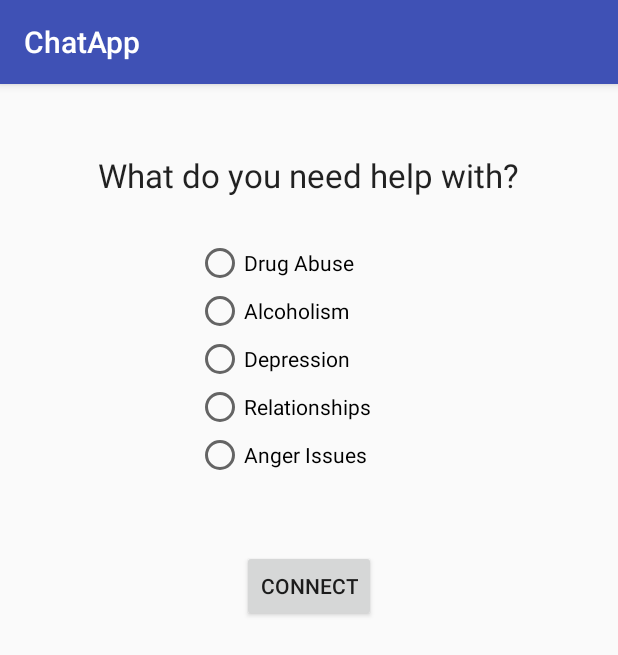
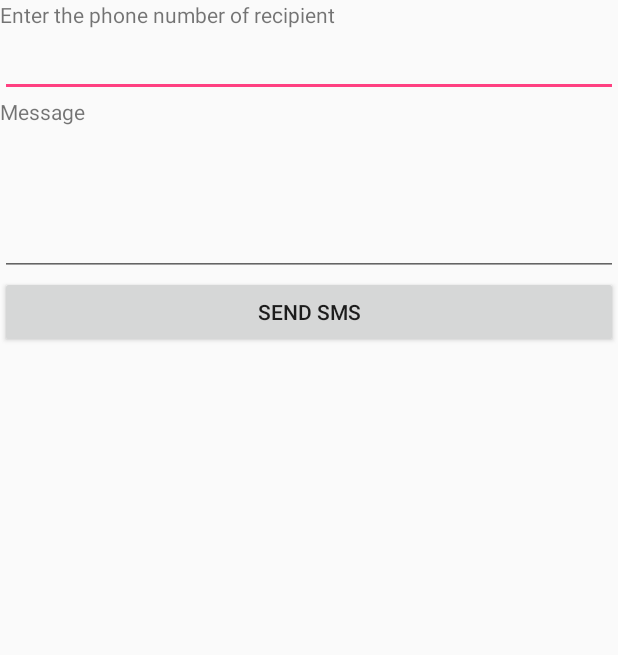
Before and after one commit to BiswadeepChatterjee/ChatApp, an Android app: the screen it shows after launch (MainActivity before the commit, SMS after it), after a tap on "CONNECT", on a phone screen of 412 x 824 dp. Shown: the top 655 px of the screen. Run offline under Robolectric (Android 15) with nearby library versions, the phone set to English and light mode, and no system bars.

Commit message:
We added the functionality of moving from the home page to the messaging screen.

```diff
--- a/app/src/main/java/com/bidivi/chatapp/MainActivity.java
+++ b/app/src/main/java/com/bidivi/chatapp/MainActivity.java
@@ -23,7 +23,6 @@ public class MainActivity extends AppCompatActivity {
     String myMsg;
     String stuff;
     String helper = "4086878302"; // should have a lot of numbers in database
-    String moderator = "8285392311";
     // each person that needs help is connected to another in
     @Override
     protected void onCreate(Bundle savedInstanceState) {
@@ -84,8 +83,9 @@ public class MainActivity extends AppCompatActivity {
             {
 
                 stuff = "Hi, I am from Talk2Me. I need help with " + myMsg;
-                sendMsg(helper,stuff); //helper
-                sendMsg(moderator, stuff);
+                sendMsg(helper,stuff);
+                Intent myIntent = new Intent(MainActivity.this, SMS.class);
+                startActivity(myIntent);
             }
         });
     }
--- /dev/null
+++ b/app/src/main/res/layout/main.xml
@@ -0,0 +1,34 @@
+<?xml version="1.0" encoding="utf-8"?>
+<LinearLayout xmlns:android="http://schemas.android.com/apk/res/android"
+    android:orientation="vertical"
+    android:layout_width="fill_parent"
+    android:layout_height="fill_parent"
+    >
+    <TextView
+        android:layout_width="fill_parent"
+        android:layout_height="wrap_content"
+        android:text="Enter the phone number of recipient"
+        />
+    <EditText
+        android:id="@+id/txtPhoneNo"
+        android:layout_width="fill_parent"
+        android:layout_height="wrap_content"
+        />
+    <TextView
+        android:layout_width="fill_parent"
+        android:layout_height="wrap_content"
+        android:text="Message"
+        />
+    <EditText
+        android:id="@+id/txtMessage"
+        android:layout_width="fill_parent"
+        android:layout_height="150px"
+        android:gravity="top"
+        />
+    <Button
+        android:id="@+id/btnSendSMS"
+        android:layout_width="fill_parent"
+        android:layout_height="wrap_content"
+        android:text="Send SMS"
+        />
+</LinearLayout>
```
Also changed, not shown: app/src/main/AndroidManifest.xml (+19 -2 lines), app/src/main/java/com/bidivi/chatapp/SMS.java (added, +110 -0 lines), app/src/main/java/com/bidivi/chatapp/SmsReceiver.java (added, +35 -0 lines), app/src/main/res/drawable/icon.jpg (added).
